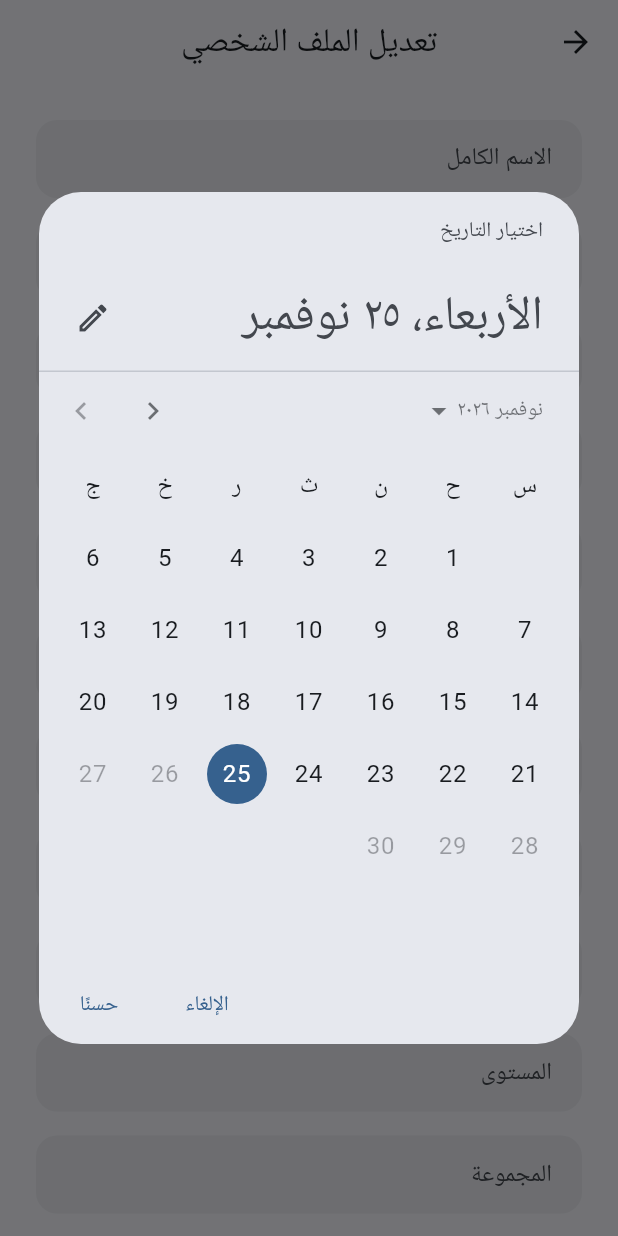
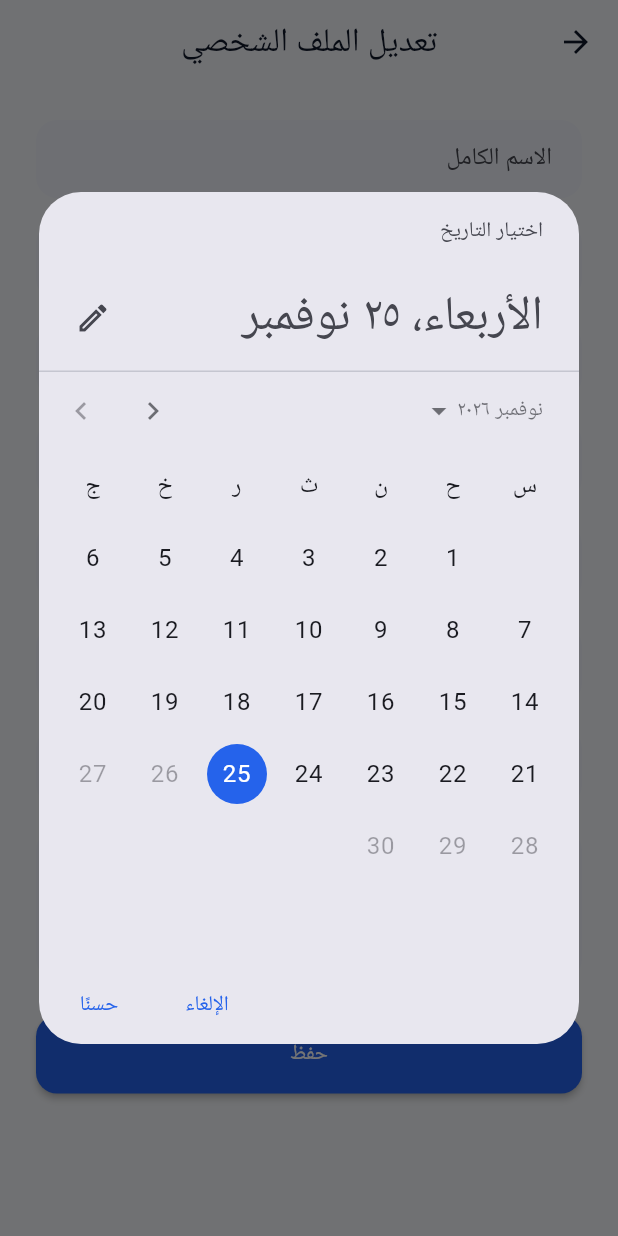
Before and after one commit to abdoelftaah20045-glitch/eduspace, a Flutter app: the EditProfileScreen screen opened directly, after a tap on an icon or button, on a phone screen of 412 x 824 dp. Run offline on Flutter 3.47's test engine with Material 3 defaults, Android fonts, the phone set to English and light mode, and no system bars; our stand-ins replace file_picker, firebase_core, firebase_messaging, image_picker, pdf, printing and 6 more; accounts and stored records are empty.

Commit message:
Spec blue theme, signup extra fields + terms, drop academic fields from profile

```diff
--- a/lib/core/l10n.dart
+++ b/lib/core/l10n.dart
@@ -165,6 +165,9 @@ class S {
     'live_recording_url': {'ar': 'رابط تسجيل اللايف', 'en': 'Live recording link', 'fr': 'Lien de lenregistrement', 'es': 'Enlace de la grabación', 'de': 'Link zur Aufzeichnung'},
     'live_recording_hint': {'ar': 'الصق رابط التسجيل بعد انتهاء اللايف (يوتيوب أو أي رابط). بيتشغل جوه التطبيق', 'en': 'Paste the recording link after the live ends (YouTube or any link). It plays inside the app', 'fr': 'Collez le lien après le direct. Lecture dans lapp', 'es': 'Pega el enlace tras el directo. Se reproduce dentro de la app', 'de': 'Link nach dem Live einfügen. Wird in der App abgespielt'},
     'video_link_hint': {'ar': 'الصق رابط الفيديو (يوتيوب، Vimeo، درايف أو أي رابط). بيتشغل جوه التطبيق', 'en': 'Paste the video link (YouTube, Vimeo, Drive or any link). It plays inside the app', 'fr': 'Collez le lien de la vidéo (YouTube, Vimeo...). Lecture dans lapp', 'es': 'Pega el enlace del vídeo (YouTube, Vimeo...). Se reproduce en la app', 'de': 'Videolink einfügen (YouTube, Vimeo...). Wird in der App abgespielt'},
+    'agree_terms': {'ar': 'أوافق على الشروط والأحكام وسياسة الخصوصية', 'en': 'I agree to the terms and privacy policy', 'fr': 'Jaccepte les conditions et la politique de confidentialité', 'es': 'Acepto los términos y la política de privacidad', 'de': 'Ich stimme den Bedingungen und der Datenschutzerklärung zu'},
+    'must_agree_terms': {'ar': 'لازم توافق على الشروط الأول', 'en': 'Please accept the terms first', 'fr': 'Veuillez accepter les conditions', 'es': 'Acepta los términos primero', 'de': 'Bitte stimme zuerst den Bedingungen zu'},
+    'optional': {'ar': 'اختياري', 'en': 'optional', 'fr': 'facultatif', 'es': 'opcional', 'de': 'optional'},
     'audit_label': {'ar': 'سجل العمليات', 'en': 'Audit log', 'fr': 'Audit log', 'es': 'Audit log', 'de': 'Audit log'},
     'no_audit': {'ar': 'لا توجد عمليات مسجلة', 'en': 'No recorded actions', 'fr': 'No recorded actions', 'es': 'No recorded actions', 'de': 'No recorded actions'},
     'org_settings': {'ar': 'إعدادات المؤسسة', 'en': 'Organization settings', 'fr': 'Organization settings', 'es': 'Organization settings', 'de': 'Organization settings'},
--- a/lib/features/profile/edit_profile_screen.dart
+++ b/lib/features/profile/edit_profile_screen.dart
@@ -185,28 +185,8 @@ class _EditProfileScreenState extends State<EditProfileScreen> {
           ),
           const SizedBox(height: 16),
           TextField(
-            controller: _faculty,
-            decoration: InputDecoration(labelText: s.t('faculty')),
-          ),
-          const SizedBox(height: 16),
-          TextField(
             controller: _specialization,
             decoration: InputDecoration(labelText: s.t('specialization')),
-          ),
-          const SizedBox(height: 16),
-          TextField(
-            controller: _stage,
-            decoration: InputDecoration(labelText: s.t('stage_label')),
-          ),
-          const SizedBox(height: 16),
-          TextField(
-            controller: _level,
-            decoration: InputDecoration(labelText: s.t('level_label')),
-          ),
-          const SizedBox(height: 16),
-          TextField(
-            controller: _group,
-            decoration: InputDecoration(labelText: s.t('group_label')),
           ),
           const SizedBox(height: 16),
           TextField(
```
Also changed, not shown: lib/core/theme.dart (+18 -3 lines), lib/features/auth/signup_screen.dart (+89 -0 lines), 1 other file.
